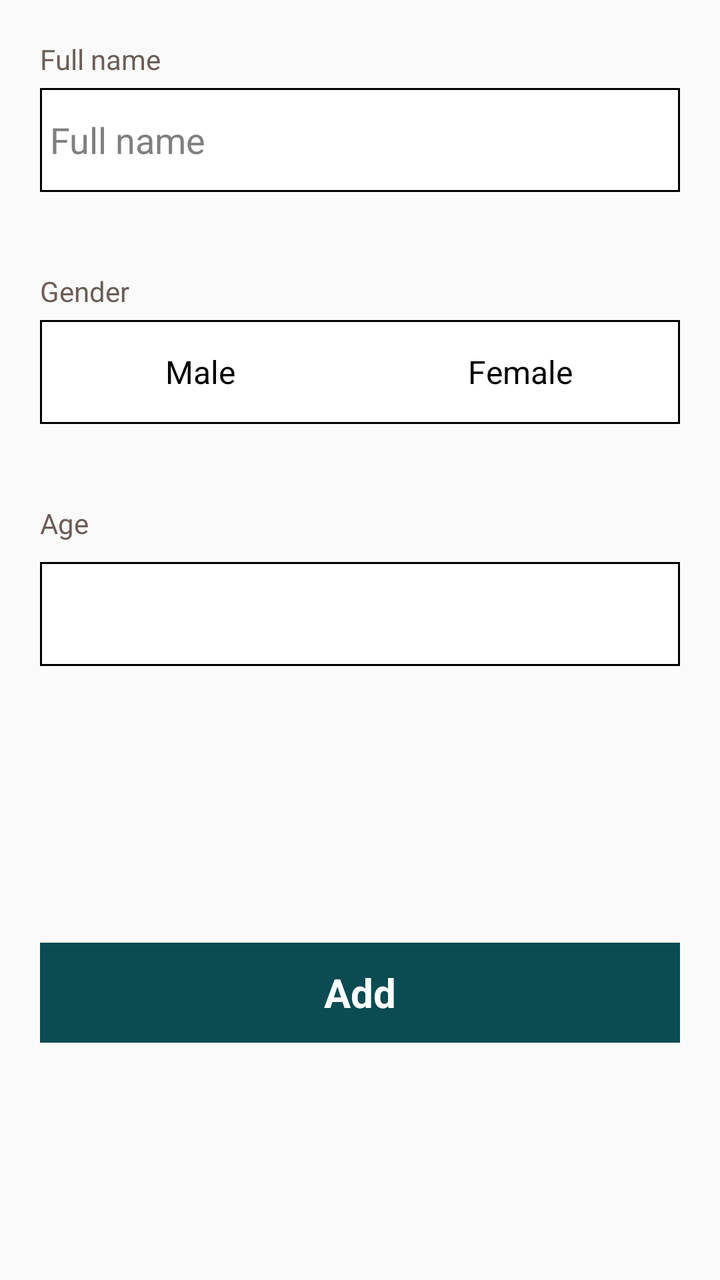
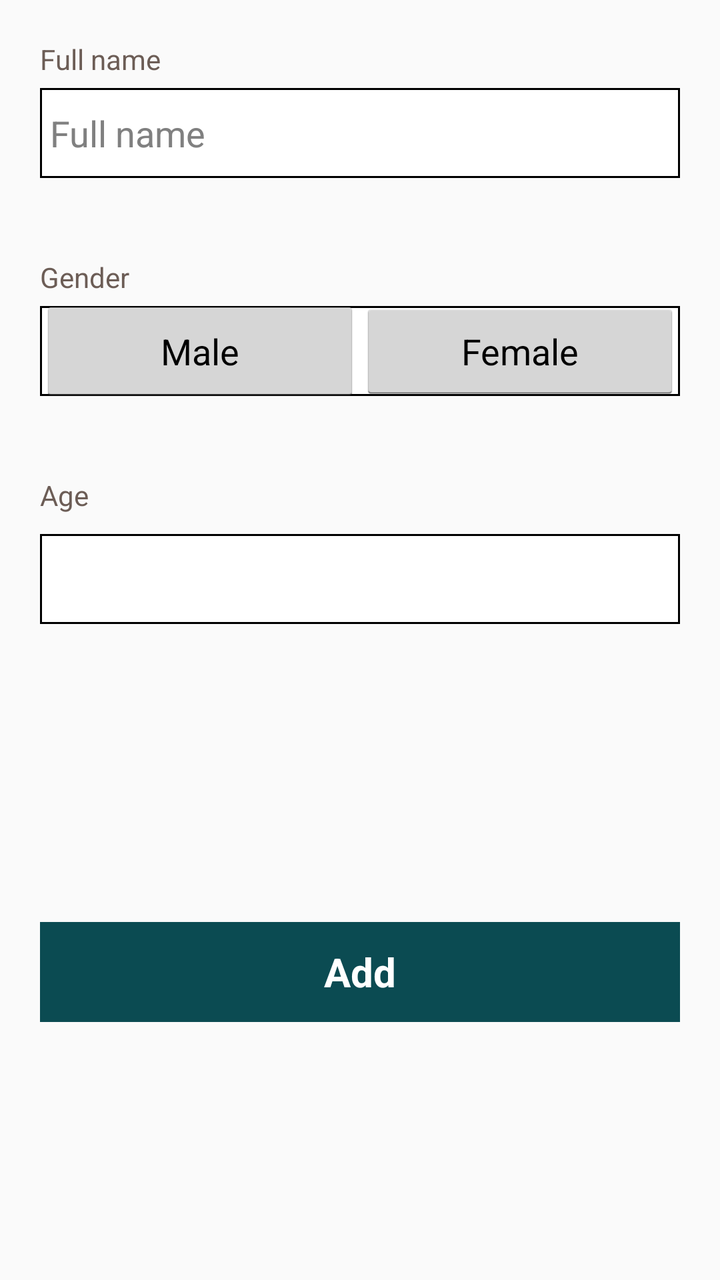

An Android layout rendered at two revisions. The XML below is the earlier revision; the diff shows what the commit changed to produce the second picture.
<!-- AndroidManifest.xml: application theme AppTheme -->
<!-- res/layout/activity_new_child.xml -->
<?xml version="1.0" encoding="utf-8"?>
<LinearLayout xmlns:android="http://schemas.android.com/apk/res/android"
    android:layout_width="match_parent"
    android:layout_height="match_parent"
    android:layout_margin="@dimen/activity_vertical_margin"
    android:background="@color/clmrs_bg"
    android:orientation="vertical">

    <LinearLayout
        android:id="@+id/fullnameLayout"
        android:layout_width="match_parent"
        android:layout_height="wrap_content"
        android:layout_margin="20dp"
        android:background="@color/clmrs_bg"
        android:orientation="vertical">

        <TextView
            android:layout_width="match_parent"
            android:layout_height="wrap_content"
            android:layout_marginBottom="5dp"
            android:text="@string/full_name"
            android:textColor="@color/clmrs_tv_grey"/>

        <EditText
            android:id="@+id/fullnameEditText"
            android:layout_width="match_parent"
            android:layout_height="52dp"
            android:background="@drawable/border_white_bg"
            android:hint="@string/full_name"
            android:textColor="@android:color/black"
            android:paddingLeft="5dp" />

    </LinearLayout>

    <LinearLayout
        android:id="@+id/genderLayout"
        android:layout_width="match_parent"
        android:layout_height="wrap_content"
        android:layout_margin="20dp"
        android:background="@color/clmrs_bg"
        android:orientation="vertical">

        <TextView
            android:layout_width="match_parent"
            android:layout_height="wrap_content"
            android:layout_marginBottom="5dp"
            android:textColor="@color/clmrs_tv_grey"
            android:text="@string/ofis_select_gender" />

        <LinearLayout
            android:layout_width="match_parent"
            android:layout_height="52dp"
            android:background="@drawable/border_white_bg"
            android:orientation="horizontal"
            android:weightSum="2">

            <android.support.v7.widget.AppCompatButton
                android:id="@+id/maleButton"
                android:layout_width="match_parent"
                android:layout_height="52dp"
                android:layout_gravity="center"
                android:layout_weight="1"
                android:gravity="center"
                android:text="@string/gender_male" />

            <android.support.v7.widget.AppCompatButton
                android:id="@+id/femaleButton"
                android:layout_width="match_parent"
                android:layout_height="52dp"
                android:layout_gravity="center"
                android:layout_weight="1"
                android:gravity="center"
                android:text="@string/gender_female" />

        </LinearLayout>
    </LinearLayout>

    <LinearLayout
        android:id="@+id/ageLayout"
        android:layout_width="match_parent"
        android:layout_height="wrap_content"
        android:layout_margin="20dp"
        android:background="@color/clmrs_bg"
        android:orientation="vertical">

        <TextView
            android:layout_width="match_parent"
            android:layout_height="wrap_content"
            android:textColor="@color/clmrs_tv_grey"
            android:text="@string/age" />

        <android.support.v7.widget.AppCompatSpinner
            android:id="@+id/ageSpinner"
            android:layout_width="match_parent"
            android:layout_height="52dp"
            android:layout_marginTop="10dp"
            android:textColor="@android:color/black"
            android:background="@drawable/border_white_bg" />

    </LinearLayout>

    <LinearLayout
        android:layout_width="match_parent"
        android:layout_height="match_parent"
        android:background="@color/clmrs_bg"
        android:orientation="horizontal">

        <android.support.v7.widget.AppCompatButton
            android:id="@+id/addNewChildButton"
            android:layout_width="match_parent"
            android:layout_height="50dp"
            android:layout_gravity="center"
            android:layout_margin="20dp"
            android:background="@drawable/border_green_bg"
            android:gravity="center"
            android:text="@string/add"
            android:textColor="@color/ofis_base_font_white"
            android:textSize="20dp"
            android:textStyle="bold" />
    </LinearLayout>
</LinearLayout>
<!-- resources referenced by this layout -->
<resources>
  <color name="clmrs_bg">#FAFAFA</color>
  <color name="clmrs_tv_grey">#6C5D56</color>
  <color name="ofis_base_font_white">#ffffff</color>
  <dimen name="activity_vertical_margin">16dp</dimen>
  <!-- drawable border_green_bg (drawable-xhdpi) -->
  <?xml version="1.0" encoding="utf-8"?>
  <shape xmlns:android="http://schemas.android.com/apk/res/android" android:shape="rectangle">
      <solid android:color="@color/clmrs_tv_green" />
      <stroke
          android:width="1dip"
          android:color="@color/clmrs_tv_green" />
  </shape>
  <!-- drawable border_white_bg (drawable-xhdpi) -->
  <?xml version="1.0" encoding="utf-8"?>
  <shape xmlns:android="http://schemas.android.com/apk/res/android" android:shape="rectangle">
      <solid android:color="@color/ofis_base_font_white" />
      <stroke
          android:width="1dip"
          android:color="@android:color/black" />
  </shape>
  <string name="add">Add</string>
  <string name="age">Age</string>
  <string name="full_name">Full name</string>
  <string name="gender_female">Female</string>
  <string name="gender_male">Male</string>
  <string name="ofis_select_gender">Gender</string>
  <style name="AppTheme" parent="android:Theme.Holo.Light">
          
          <item name="android:spinnerItemStyle">@style/SpinnerItem</item>
          <item name="android:spinnerDropDownItemStyle">@style/SpinnerItem.DropDownItem</item>
          <item name="android:dropDownListViewStyle">@style/StandardSpinner</item>
          <item name="android:actionBarStyle">@style/AppTheme.ActionBarStyle</item>
      </style>
  <color name="clmrs_tv_green">#0B4B52</color>
  <style name="SpinnerItem" parent="android:Widget.Holo.DropDownItem">
          <item name="android:textColor">@color/ofis_base_font_white</item>
          <item name="android:textSize">@dimen/ofis_spinner_text</item>
      </style>
  <style name="SpinnerItem.DropDownItem" parent="android:Widget.Holo.DropDownItem.Spinner">
          <item name="android:textColor">@color/ofis_text_field</item>
          <item name="android:background">@color/ofis_spinner_item_background</item>
      </style>
  <style name="StandardSpinner" parent="android:Widget.Holo.Light.ListView">
          <item name="android:dividerHeight">@dimen/ofis_spinner_itemseparator</item>
          <item name="android:divider">@color/ofis_spinner_divider</item>
      </style>
  <style name="AppTheme.ActionBarStyle" parent="android:Widget.Holo.Light.ActionBar">
          <item name="android:titleTextStyle">@style/AppTheme.ActionBar.TitleTextStyle</item>
      </style>
  <dimen name="ofis_spinner_text">14sp</dimen>
  <color name="ofis_text_field">#DE000000</color>
  <color name="ofis_spinner_item_background">@color/ofis_actionbar_background</color>
  <dimen name="ofis_spinner_itemseparator">1dp</dimen>
  <color name="ofis_spinner_divider">#ff333333</color>
  <style name="AppTheme.ActionBar.TitleTextStyle" parent="android:TextAppearance">
          <item name="android:textSize">@dimen/ofis_med_text</item>
      </style>
  <color name="ofis_actionbar_background">#dddddd</color>
  <dimen name="ofis_med_text">15sp</dimen>
</resources>

<!-- the commit's change to res/layout/activity_new_child.xml (unified diff, before → after) -->
@@ -2,7 +2,6 @@
 <LinearLayout xmlns:android="http://schemas.android.com/apk/res/android"
     android:layout_width="match_parent"
     android:layout_height="match_parent"
-    android:layout_margin="@dimen/activity_vertical_margin"
     android:background="@color/clmrs_bg"
     android:orientation="vertical">
 
@@ -24,7 +23,7 @@
         <EditText
             android:id="@+id/fullnameEditText"
             android:layout_width="match_parent"
-            android:layout_height="52dp"
+            android:layout_height="45dp"
             android:background="@drawable/border_white_bg"
             android:hint="@string/full_name"
             android:textColor="@android:color/black"
@@ -49,12 +48,12 @@
 
         <LinearLayout
             android:layout_width="match_parent"
-            android:layout_height="52dp"
+            android:layout_height="45dp"
             android:background="@drawable/border_white_bg"
             android:orientation="horizontal"
             android:weightSum="2">
 
-            <android.support.v7.widget.AppCompatButton
+            <Button
                 android:id="@+id/maleButton"
                 android:layout_width="match_parent"
                 android:layout_height="52dp"
@@ -63,10 +62,10 @@
                 android:gravity="center"
                 android:text="@string/gender_male" />
 
-            <android.support.v7.widget.AppCompatButton
+            <Button
                 android:id="@+id/femaleButton"
                 android:layout_width="match_parent"
-                android:layout_height="52dp"
+                android:layout_height="50dp"
                 android:layout_gravity="center"
                 android:layout_weight="1"
                 android:gravity="center"
@@ -89,10 +88,10 @@
             android:textColor="@color/clmrs_tv_grey"
             android:text="@string/age" />
 
-        <android.support.v7.widget.AppCompatSpinner
+        <Spinner
             android:id="@+id/ageSpinner"
             android:layout_width="match_parent"
-            android:layout_height="52dp"
+            android:layout_height="45dp"
             android:layout_marginTop="10dp"
             android:textColor="@android:color/black"
             android:background="@drawable/border_white_bg" />
@@ -105,7 +104,7 @@
         android:background="@color/clmrs_bg"
         android:orientation="horizontal">
 
-        <android.support.v7.widget.AppCompatButton
+        <Button
             android:id="@+id/addNewChildButton"
             android:layout_width="match_parent"
             android:layout_height="50dp"
<!-- resource entries referenced after the edit -->
@@ -3,7 +3,6 @@
   <color name="clmrs_bg">#FAFAFA</color>
   <color name="clmrs_tv_grey">#6C5D56</color>
   <color name="ofis_base_font_white">#ffffff</color>
-  <dimen name="activity_vertical_margin">16dp</dimen>
   <!-- drawable border_green_bg (drawable-xhdpi) -->
   <?xml version="1.0" encoding="utf-8"?>
   <shape xmlns:android="http://schemas.android.com/apk/res/android" android:shape="rectangle">
